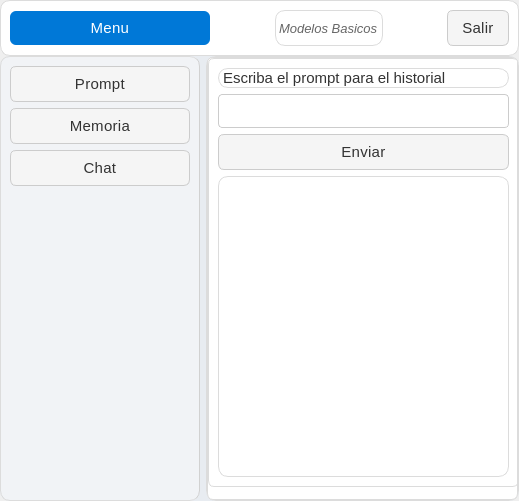
Dev122434/repositorio-ia, file interfaces/ventana_modelos_basicos.ui: the form before one commit.
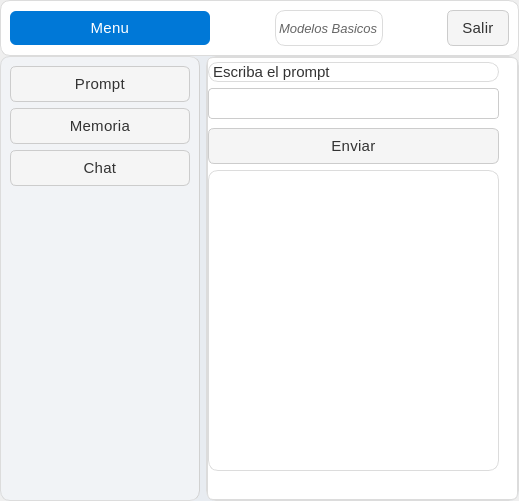
The form after the commit. The open tabs and pages were chosen to show the change. Icons and pictures are not drawn.

Patch:
```diff
--- a/interfaces/ventana_modelos_basicos.ui
+++ b/interfaces/ventana_modelos_basicos.ui
@@ -434,41 +434,51 @@
             </layout>
            </widget>
            <widget class="QWidget" name="page_memoria">
-            <widget class="QStackedWidget" name="stackedWidget_2">
+            <widget class="QPushButton" name="boton_enviar_memoria">
              <property name="geometry">
               <rect>
                <x>0</x>
-               <y>0</y>
-               <width>311</width>
-               <height>429</height>
+               <y>70</y>
+               <width>291</width>
+               <height>36</height>
               </rect>
              </property>
-             <widget class="QWidget" name="page_prompt_2">
-              <layout class="QVBoxLayout" name="verticalLayout_5">
-               <item>
-                <widget class="QLabel" name="label_3">
-                 <property name="text">
-                  <string>Escriba el prompt para el historial</string>
-                 </property>
-                </widget>
-               </item>
-               <item>
-                <widget class="QLineEdit" name="input_prompt_2"/>
-               </item>
-               <item>
-                <widget class="QPushButton" name="boton_enviar_2">
-                 <property name="text">
-                  <string>Enviar</string>
-                 </property>
-                </widget>
-               </item>
-               <item>
-                <widget class="QTextEdit" name="output_response_2"/>
-               </item>
-              </layout>
-             </widget>
-             <widget class="QWidget" name="page_memoria_2"/>
-             <widget class="QWidget" name="page_chat_2"/>
+             <property name="text">
+              <string>Enviar</string>
+             </property>
+            </widget>
+            <widget class="QLabel" name="label_3">
+             <property name="geometry">
+              <rect>
+               <x>0</x>
+               <y>4</y>
+               <width>291</width>
+               <height>20</height>
+              </rect>
+             </property>
+             <property name="text">
+              <string>Escriba el prompt</string>
+             </property>
+            </widget>
+            <widget class="QTextEdit" name="output_response_memoria">
+             <property name="geometry">
+              <rect>
+               <x>0</x>
+               <y>112</y>
+               <width>291</width>
+               <height>301</height>
+              </rect>
+             </property>
+            </widget>
+            <widget class="QLineEdit" name="input_prompt_memoria">
+             <property name="geometry">
+              <rect>
+               <x>0</x>
+               <y>30</y>
+               <width>291</width>
+               <height>31</height>
+              </rect>
+             </property>
             </widget>
            </widget>
            <widget class="QWidget" name="page_chat">
```
Left out of the diff: 72 changed lines with no effect on the pictures.
